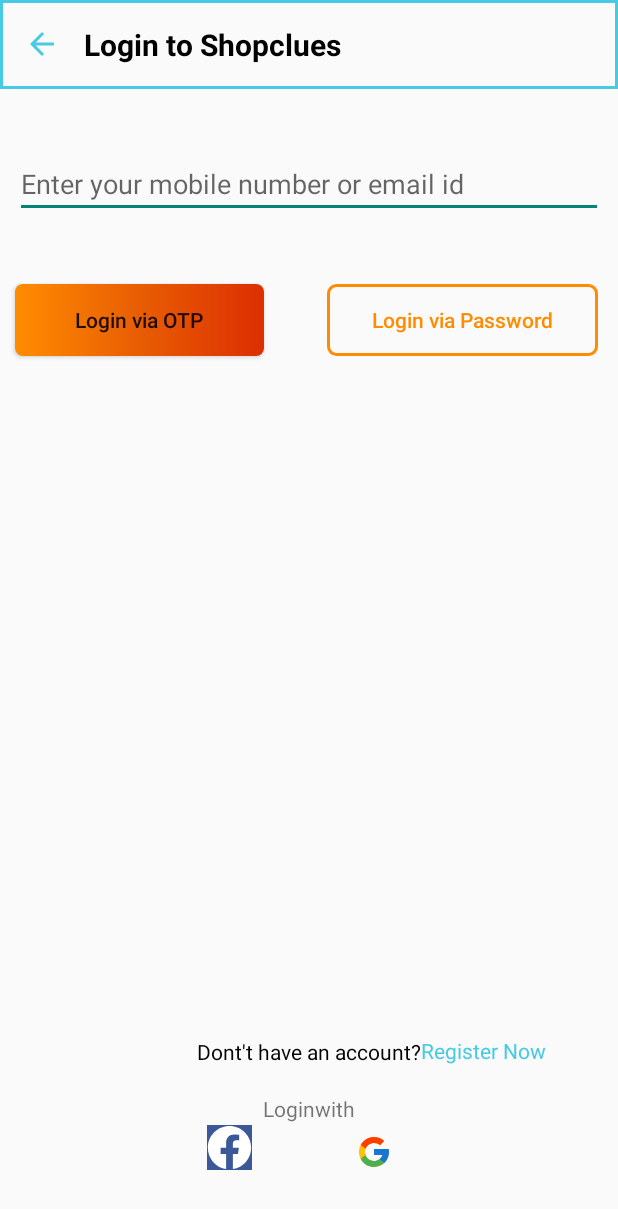
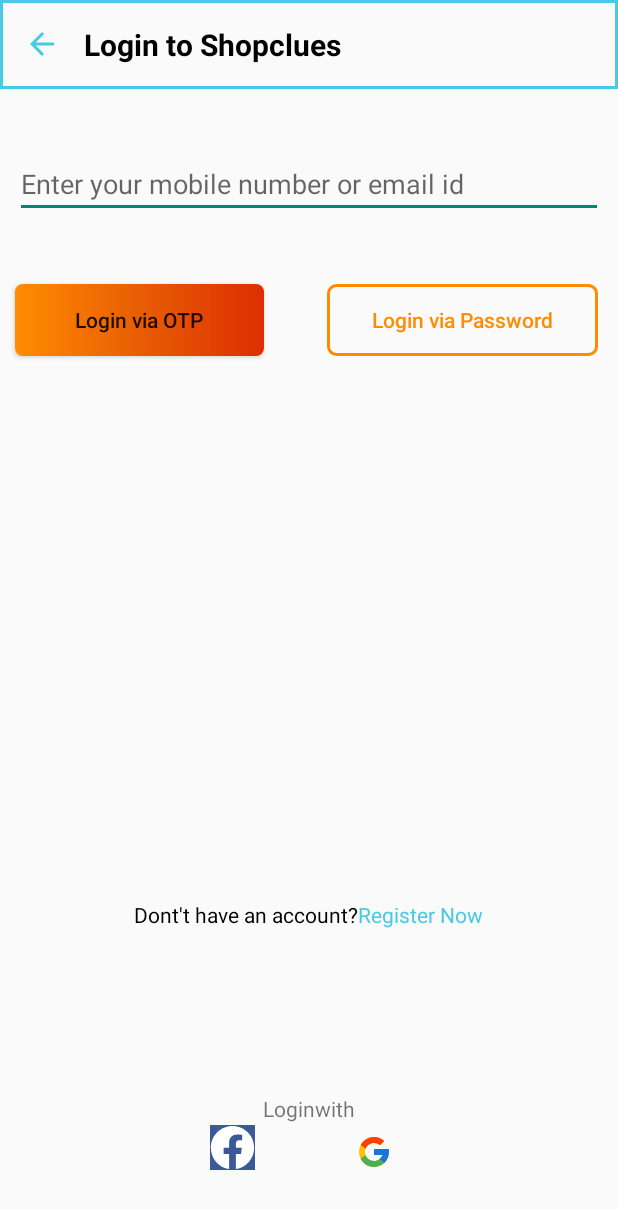
Before and after one commit to DeveloprAbhishek/ShopClues-Shopping-app, an Android app: the screen it shows after launch (LogInActivity), on a phone screen of 412 x 824 dp. Shown: the top 1209 px of the screen. Run offline under Robolectric (Android 15) with nearby library versions, the phone set to English and light mode, and no system bars.

Commit message:
completed splashScreen also

```diff
--- a/app/src/main/res/layout/activity_log_in.xml
+++ b/app/src/main/res/layout/activity_log_in.xml
@@ -76,15 +76,18 @@
         android:textAllCaps="false"
         android:textColor="@color/gradientOrange" />
 
+    <LinearLayout
+        android:layout_width="match_parent"
+        android:layout_height="wrap_content"
+        android:gravity="center_horizontal"
+        android:orientation="horizontal"
+        android:translationY="600dp">
+
 
         <TextView
             android:id="@+id/tvDoNotHaveAccount"
             android:layout_width="wrap_content"
             android:layout_height="wrap_content"
-        android:layout_alignParentBottom="true"
-        android:layout_centerHorizontal="true"
-        android:layout_marginTop="83dp"
-        android:layout_marginBottom="113dp"
             android:text="Dont't have an account?"
             android:textColor="@color/black" />
 
@@ -92,14 +95,11 @@
             android:id="@+id/tvRegisterNow"
             android:layout_width="wrap_content"
             android:layout_height="wrap_content"
-        android:layout_alignParentRight="true"
-        android:layout_alignParentBottom="true"
-        android:layout_centerHorizontal="true"
             android:layout_toEndOf="@id/tvDoNotHaveAccount"
-        android:layout_marginBottom="114dp"
+            android:layout_toRightOf="@id/tvDoNotHaveAccount"
             android:text="Register Now"
-        android:textColor="@color/cyan"
-        android:layout_toRightOf="@id/tvDoNotHaveAccount" />
+            android:textColor="@color/cyan" />
+    </LinearLayout>
 
     <TextView
         android:id="@+id/tvLoginWith"
@@ -115,7 +115,7 @@
         android:layout_width="wrap_content"
         android:layout_height="wrap_content"
         android:layout_alignParentBottom="true"
-        android:layout_marginEnd="7dp"
+        android:layout_marginEnd="5dp"
         android:layout_marginBottom="44dp"
         android:layout_toStartOf="@+id/tvLoginWith"
         android:src="@drawable/ic_fb_logo" />
--- a/app/src/main/res/layout/activity_main.xml
+++ b/app/src/main/res/layout/activity_main.xml
@@ -6,12 +6,11 @@
     android:layout_height="match_parent"
     android:background="@drawable/splashbackground2"
     tools:context=".MainActivity">
+
     <LinearLayout
         android:layout_width="match_parent"
         android:layout_height="match_parent"
         android:background="#7AFFFFFF"/>
-
-
 
     <ImageView
         android:layout_width="210dp"
--- a/app/src/main/res/layout/activity_registration.xml
+++ b/app/src/main/res/layout/activity_registration.xml
@@ -91,6 +91,7 @@
             android:id="@+id/tvAlreadyHaveAccount"
             android:layout_width="wrap_content"
             android:layout_height="wrap_content"
+            android:textColor="@color/black"
             android:text="Already have an account?" />
 
         <TextView
```
Lines whose indentation alone changed are shown as unchanged.
